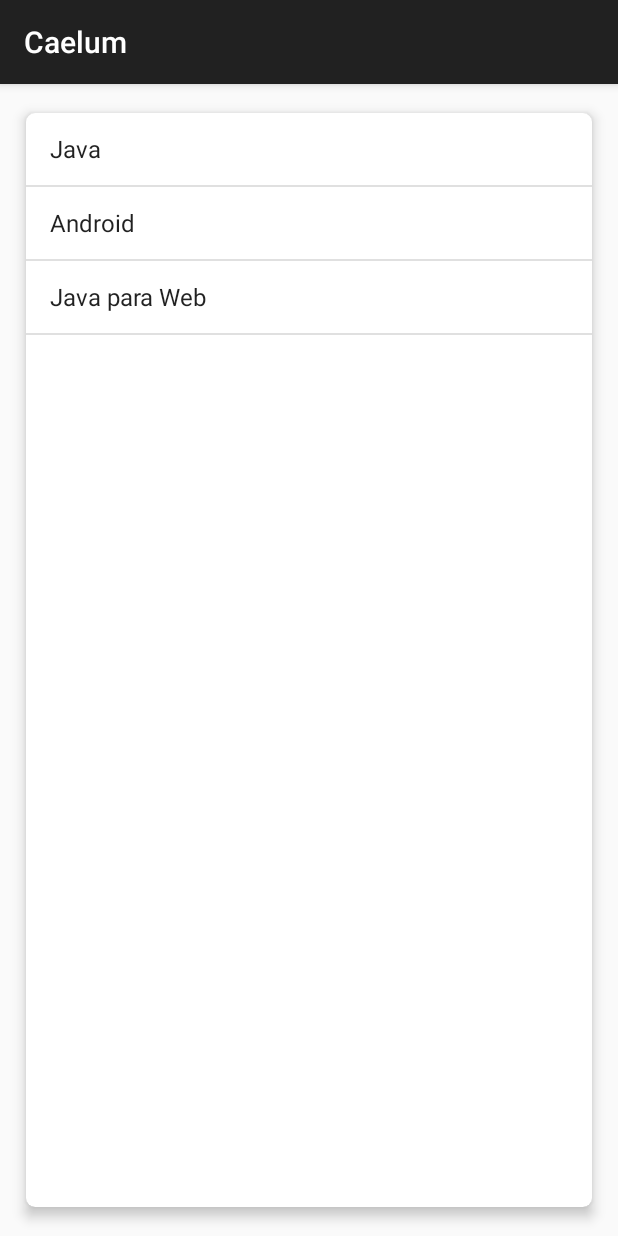
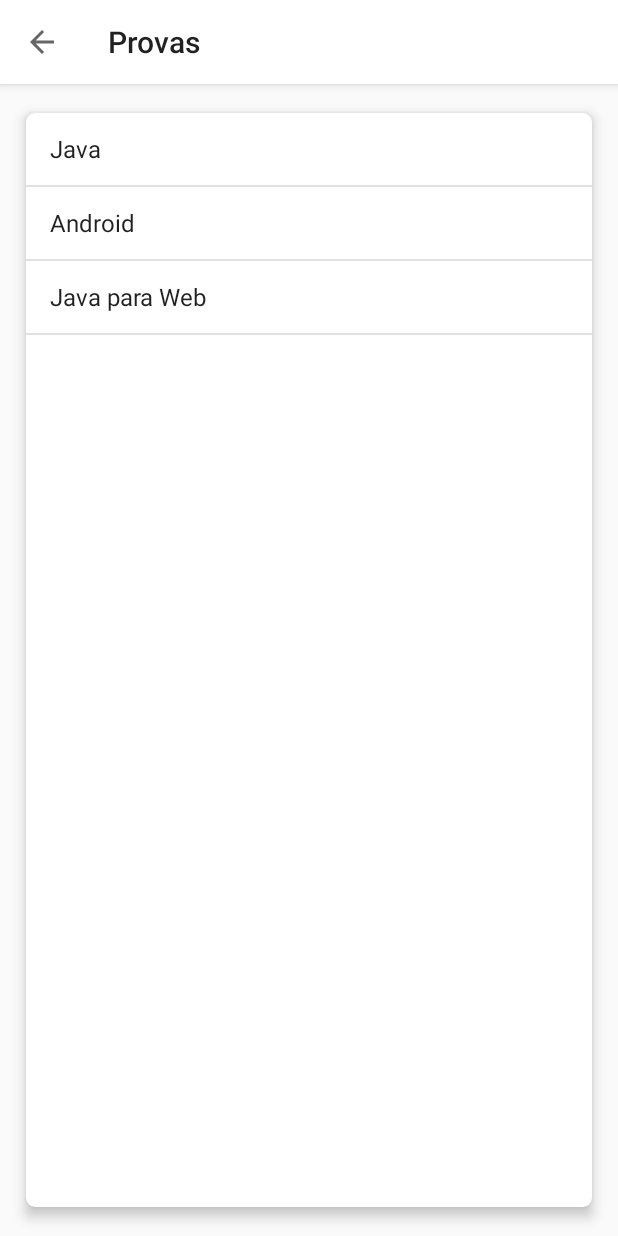
Before and after one commit to MathBrandino/FJ57, an Android app: the screen it shows after launch (ProvasActivity), in the options menu, after a tap on "Provas", on a phone screen of 412 x 824 dp. Run offline under Robolectric (Android 15) with nearby library versions, the phone set to English and light mode, and no system bars; libraries missing offline, so code that uses them is left out: android.test.mock.

Commit message:
layout com toolbar incorporado, novo botao 'home' inserido

```diff
--- a/app/src/main/java/br/com/caelum/fj57design/Dao/AlunoDao.java
+++ b/app/src/main/java/br/com/caelum/fj57design/Dao/AlunoDao.java
@@ -38,6 +38,7 @@ public class AlunoDao extends SQLiteOpenHelper {
         db.execSQL(sql);
 
     }
+
 
     @Override
     public void onUpgrade(SQLiteDatabase db, int oldVersion, int newVersion) {
@@ -114,7 +115,7 @@ public class AlunoDao extends SQLiteOpenHelper {
     }
 
     public List<Aluno> busca(String nome) {
-        String sql = "Select * from " + TABELA + " where nome like ?  ";
+        String sql = "Select * from " + TABELA + " where nome = ?  ";
         List<Aluno> alunos = new ArrayList<>();
 
         String[] nomes = {nome};
@@ -128,7 +129,7 @@ public class AlunoDao extends SQLiteOpenHelper {
             aluno.setCaminhoFoto(cursor.getString(cursor.getColumnIndex("caminhoFoto")));
             aluno.setEndereco(cursor.getString(cursor.getColumnIndex("endereco")));
             aluno.setSite(cursor.getString(cursor.getColumnIndex("site")));
-            aluno.setNota(cursor.getDouble(cursor.getColumnIndex("nota  ")));
+            aluno.setNota(cursor.getDouble(cursor.getColumnIndex("nota")));
 
             alunos.add(aluno);
         }
--- a/app/src/main/java/br/com/caelum/fj57design/activity/FormularioActivity.java
+++ b/app/src/main/java/br/com/caelum/fj57design/activity/FormularioActivity.java
@@ -3,10 +3,14 @@ package br.com.caelum.fj57design.activity;
 import android.content.Intent;
 import android.os.Bundle;
 import android.support.design.widget.FloatingActionButton;
+import android.support.v7.app.ActionBar;
 import android.support.v7.app.AppCompatActivity;
+import android.support.v7.widget.Toolbar;
 import android.view.Menu;
 import android.view.MenuItem;
 import android.view.View;
+
+import java.io.File;
 
 import br.com.caelum.fj57design.Dao.AlunoDao;
 import br.com.caelum.fj57design.R;
@@ -28,6 +32,11 @@ public class FormularioActivity extends AppCompatActivity {
     protected void onCreate(Bundle savedInstanceState) {
         super.onCreate(savedInstanceState);
         setContentView(R.layout.activity_formulario);
+        Toolbar toolbar = (Toolbar) findViewById(R.id.toolbar);
+        setSupportActionBar(toolbar);
+        ActionBar actionBar = getSupportActionBar();
+        actionBar.setDisplayHomeAsUpEnabled(true);
+
 
         helper = new FormularioHelper(this);
 
@@ -51,12 +60,25 @@ public class FormularioActivity extends AppCompatActivity {
     }
 
     @Override
+    protected void onSaveInstanceState(Bundle outState) {
+        super.onSaveInstanceState(outState);
+        outState.putSerializable("aluno", helper.pegaAlunoFormulario());
+    }
+
+    @Override
+    protected void onRestoreInstanceState(Bundle savedInstanceState) {
+        super.onRestoreInstanceState(savedInstanceState);
+        helper.colocaAlunoFormulario((Aluno) savedInstanceState.getSerializable("aluno"));
+    }
+
+    @Override
     protected void onActivityResult(int requestCode, int resultCode, Intent data) {
         super.onActivityResult(requestCode, resultCode, data);
 
         if (resultCode == RESULT_OK) {
             if (requestCode == CODE) {
                 helper.carregaFoto(caminhoFoto);
+
             }
         }
     }
@@ -88,4 +110,14 @@ public class FormularioActivity extends AppCompatActivity {
 
         return super.onCreateOptionsMenu(menu);
     }
+
+    @Override
+    public boolean onOptionsItemSelected(MenuItem item) {
+        switch (item.getItemId()){
+            case android.R.id.home :
+                finish();
+
+        }
+        return super.onOptionsItemSelected(item);
+    }
 }
--- a/app/src/main/java/br/com/caelum/fj57design/activity/ListaAlunosActivity.java
+++ b/app/src/main/java/br/com/caelum/fj57design/activity/ListaAlunosActivity.java
@@ -4,8 +4,10 @@ import android.content.Intent;
 import android.os.Bundle;
 import android.support.design.widget.FloatingActionButton;
 import android.support.design.widget.Snackbar;
+import android.support.v7.app.ActionBar;
 import android.support.v7.app.AlertDialog;
 import android.support.v7.app.AppCompatActivity;
+import android.support.v7.widget.Toolbar;
 import android.view.Menu;
 import android.view.MenuItem;
 import android.view.View;
@@ -32,6 +34,8 @@ public class ListaAlunosActivity extends AppCompatActivity {
     public void onCreate(Bundle savedInstanceState) {
         super.onCreate(savedInstanceState);
         setContentView(R.layout.activity_lista_alunos);
+        Toolbar toolbar = (Toolbar) findViewById(R.id.toolbar);
+        setSupportActionBar(toolbar);
 
         listaAlunos = (ListView) findViewById(R.id.lista_alunos);
 
--- a/app/src/main/java/br/com/caelum/fj57design/activity/ProvasActivity.java
+++ b/app/src/main/java/br/com/caelum/fj57design/activity/ProvasActivity.java
@@ -2,7 +2,10 @@ package br.com.caelum.fj57design.activity;
 
 import android.os.Bundle;
 import android.support.v4.app.FragmentTransaction;
+import android.support.v7.app.ActionBar;
 import android.support.v7.app.AppCompatActivity;
+import android.support.v7.widget.Toolbar;
+import android.view.MenuItem;
 
 import br.com.caelum.fj57design.R;
 import br.com.caelum.fj57design.fragments.DetalhesFragment;
@@ -18,6 +21,11 @@ public class ProvasActivity extends AppCompatActivity {
         super.onCreate(savedInstanceState);
         setContentView(R.layout.activity_provas);
 
+        Toolbar toolbar = (Toolbar) findViewById(R.id.toolbar);
+        setSupportActionBar(toolbar);
+        ActionBar actionBar = getSupportActionBar();
+        actionBar.setDisplayHomeAsUpEnabled(true);
+
         FragmentTransaction transaction = getSupportFragmentManager().beginTransaction();
         ProvasFragment fragment = new ProvasFragment();
         transaction.replace(R.id.frame_provas, fragment);
@@ -30,6 +38,15 @@ public class ProvasActivity extends AppCompatActivity {
 
     }
 
+    @Override
+    public boolean onOptionsItemSelected(MenuItem item) {
+        switch (item.getItemId()) {
+            case android.R.id.home:
+                finish();
+        }
+        return super.onOptionsItemSelected(item);
+    }
+
     public boolean isTablet() {
         return getResources().getBoolean(R.bool.isTablet);
     }
--- a/app/src/main/java/br/com/caelum/fj57design/helper/FormularioHelper.java
+++ b/app/src/main/java/br/com/caelum/fj57design/helper/FormularioHelper.java
@@ -1,12 +1,22 @@
 package br.com.caelum.fj57design.helper;
 
+import android.annotation.TargetApi;
 import android.graphics.Bitmap;
 import android.graphics.BitmapFactory;
+import android.net.Uri;
+import android.os.Build;
+import android.provider.MediaStore;
 import android.support.design.widget.FloatingActionButton;
 import android.support.design.widget.TextInputLayout;
+import android.test.mock.MockContentResolver;
+import android.util.Log;
 import android.widget.EditText;
 import android.widget.ImageView;
 import android.widget.RatingBar;
+
+import java.io.File;
+import java.io.IOException;
+import java.net.URI;
 
 import br.com.caelum.fj57design.R;
 import br.com.caelum.fj57design.activity.FormularioActivity;
@@ -24,10 +34,12 @@ public class FormularioHelper {
     private EditText site;
     private EditText endereco;
     private RatingBar nota;
+    private FormularioActivity activity;
 
     private Aluno aluno;
 
     public FormularioHelper(FormularioActivity activity) {
+        this.activity = activity;
 
         foto = (ImageView) activity.findViewById(R.id.formulario_foto);
         nome = (EditText) activity.findViewById(R.id.formulario_nome);
@@ -71,13 +83,14 @@ public class FormularioHelper {
         return camera;
     }
 
+
     public void carregaFoto(String caminhoFoto) {
 
         Bitmap bm = BitmapFactory.decodeFile(caminhoFoto);
         foto.setScaleType(ImageView.ScaleType.FIT_XY);
         foto.setImageBitmap(bm);
+        foto.setRotation(90);
         foto.setTag(caminhoFoto);
-        foto.setRotation(90);
 
     }
 
--- a/app/src/main/res/layout-land/activity_provas.xml
+++ b/app/src/main/res/layout-land/activity_provas.xml
@@ -1,5 +1,22 @@
 <?xml version="1.0" encoding="utf-8"?>
-<LinearLayout xmlns:android="http://schemas.android.com/apk/res/android"
+
+<LinearLayout
+    android:layout_height="match_parent"
+    android:layout_width="match_parent"
+    android:orientation="vertical"
+    xmlns:android="http://schemas.android.com/apk/res/android"
+    xmlns:app="http://schemas.android.com/apk/res-auto">
+    <android.support.design.widget.AppBarLayout android:layout_height="wrap_content"
+        android:layout_width="match_parent" android:theme="@style/AppTheme">
+
+        <android.support.v7.widget.Toolbar android:id="@+id/toolbar"
+            android:layout_width="match_parent" android:layout_height="?attr/actionBarSize"
+            android:background="#ffffff" app:popupTheme="@style/AppTheme" />
+
+    </android.support.design.widget.AppBarLayout>
+
+
+    <LinearLayout xmlns:android="http://schemas.android.com/apk/res/android"
     android:layout_width="match_parent"
     android:layout_height="match_parent"
     android:orientation="horizontal">
@@ -15,5 +32,5 @@
         android:layout_width="0dp"
         android:layout_height="match_parent"
         android:layout_weight="2" />
-
 </LinearLayout>
+</LinearLayout>
--- a/app/src/main/res/layout/activity_provas.xml
+++ b/app/src/main/res/layout/activity_provas.xml
@@ -2,7 +2,18 @@
 <LinearLayout xmlns:android="http://schemas.android.com/apk/res/android"
     android:layout_width="match_parent"
     android:layout_height="match_parent"
+    xmlns:app="http://schemas.android.com/apk/res-auto"
     android:orientation="vertical">
+
+    <android.support.design.widget.AppBarLayout android:layout_height="wrap_content"
+        android:layout_width="match_parent" android:theme="@style/AppTheme">
+
+        <android.support.v7.widget.Toolbar android:id="@+id/toolbar"
+            android:layout_width="match_parent" android:layout_height="?attr/actionBarSize"
+            android:background="#ffffff" app:popupTheme="@style/AppTheme" />
+
+    </android.support.design.widget.AppBarLayout>
+
 
     <FrameLayout
         android:id="@+id/frame_provas"
```
Also changed, not shown: app/src/main/AndroidManifest.xml (+10 -4 lines), app/src/main/java/br/com/caelum/fj57design/activity/BuscaActivity.java (+21 -0 lines), app/src/main/java/br/com/caelum/fj57design/activity/MostraAlunoActivity.java (+19 -0 lines), app/src/main/res/layout/activity_formulario.xml (+10 -1 lines), app/src/main/res/layout/activity_lista_alunos.xml (+17 -5 lines), app/src/main/res/layout/activity_mapa.xml (+12 -0 lines).
